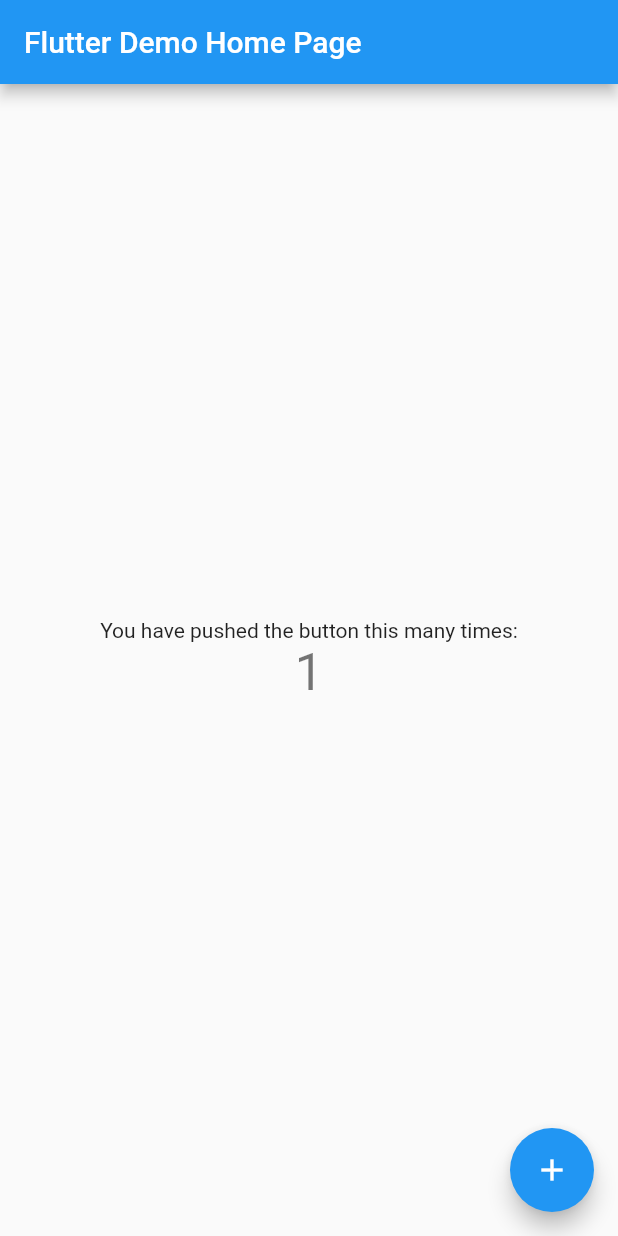
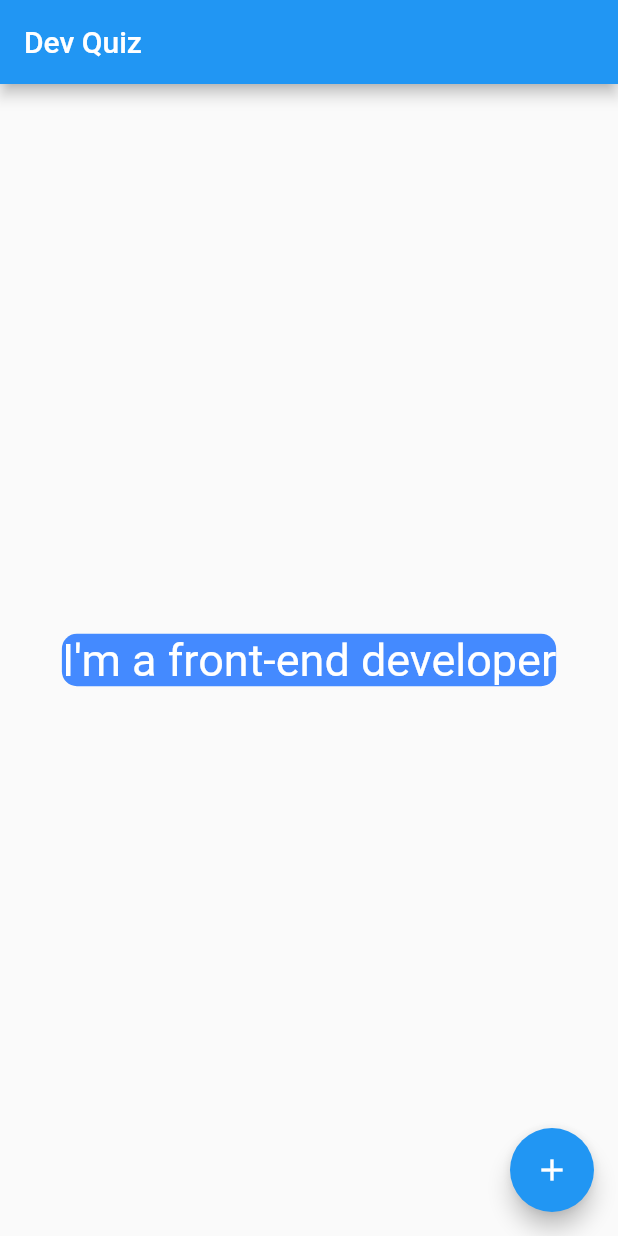
Before and after one commit to jardelgoncalves-dev/quiz-app-flutter, a Flutter app: the screen it shows after launch, after a tap on the "add" icon, on a phone screen of 412 x 824 dp. Run offline on Flutter 3.47's test engine with Material 2 defaults, Android fonts, the phone set to English and light mode, and no system bars.

Commit message:
refactor:  change structures and testing flutter feature

```diff
--- /dev/null
+++ b/lib/core/app_widget.dart
@@ -0,0 +1,29 @@
+import 'package:flutter/material.dart';
+
+class AppWidget extends StatelessWidget {
+  @override
+  Widget build(BuildContext context) {
+    return MaterialApp(
+      title: "Dev Quiz",
+      home: Scaffold(
+        appBar: AppBar(
+          title: Text("Dev Quiz"),
+        ),
+        body: Center(
+            child: Container(
+          decoration: BoxDecoration(
+              color: Colors.blueAccent,
+              borderRadius: BorderRadius.circular(10)),
+          child: Text(
+            "I'm a front-end developer",
+            style: TextStyle(color: Colors.white, fontSize: 30),
+          ),
+        )),
+        floatingActionButton: FloatingActionButton(
+          onPressed: () {},
+          child: Icon(Icons.add),
+        ),
+      ),
+    );
+  }
+}
--- a/lib/main.dart
+++ b/lib/main.dart
@@ -1,113 +1,114 @@
 import 'package:flutter/material.dart';
+import 'package:quiz_app_flutter/core/app_widget.dart';
 
 void main() {
-  runApp(MyApp());
+  runApp(AppWidget());
 }
 
-class MyApp extends StatelessWidget {
-  // This widget is the root of your application.
-  @override
-  Widget build(BuildContext context) {
-    return MaterialApp(
-      title: 'Flutter Demo',
-      theme: ThemeData(
-        // This is the theme of your application.
-        //
-        // Try running your application with "flutter run". You'll see the
-        // application has a blue toolbar. Then, without quitting the app, try
-        // changing the primarySwatch below to Colors.green and then invoke
-        // "hot reload" (press "r" in the console where you ran "flutter run",
-        // or simply save your changes to "hot reload" in a Flutter IDE).
-        // Notice that the counter didn't reset back to zero; the application
-        // is not restarted.
-        primarySwatch: Colors.blue,
-      ),
-      home: MyHomePage(title: 'Flutter Demo Home Page'),
-    );
-  }
-}
+// class MyApp extends StatelessWidget {
+//   // This widget is the root of your application.
+//   @override
+//   Widget build(BuildContext context) {
+//     return MaterialApp(
+//       title: 'Flutter Demo',
+//       theme: ThemeData(
+//         // This is the theme of your application.
+//         //
+//         // Try running your application with "flutter run". You'll see the
+//         // application has a blue toolbar. Then, without quitting the app, try
+//         // changing the primarySwatch below to Colors.green and then invoke
+//         // "hot reload" (press "r" in the console where you ran "flutter run",
+//         // or simply save your changes to "hot reload" in a Flutter IDE).
+//         // Notice that the counter didn't reset back to zero; the application
+//         // is not restarted.
+//         primarySwatch: Colors.blue,
+//       ),
+//       home: MyHomePage(title: 'Flutter Demo Home Page'),
+//     );
+//   }
+// }
 
-class MyHomePage extends StatefulWidget {
-  MyHomePage({Key key, this.title}) : super(key: key);
+// class MyHomePage extends StatefulWidget {
+//   MyHomePage({Key? key, required this.title}) : super(key: key);
 
-  // This widget is the home page of your application. It is stateful, meaning
-  // that it has a State object (defined below) that contains fields that affect
-  // how it looks.
+//   // This widget is the home page of your application. It is stateful, meaning
+//   // that it has a State object (defined below) that contains fields that affect
+//   // how it looks.
 
-  // This class is the configuration for the state. It holds the values (in this
-  // case the title) provided by the parent (in this case the App widget) and
-  // used by the build method of the State. Fields in a Widget subclass are
-  // always marked "final".
+//   // This class is the configuration for the state. It holds the values (in this
+//   // case the title) provided by the parent (in this case the App widget) and
+//   // used by the build method of the State. Fields in a Widget subclass are
+//   // always marked "final".
 
-  final String title;
+//   final String title;
 
-  @override
-  _MyHomePageState createState() => _MyHomePageState();
-}
+//   @override
+//   _MyHomePageState createState() => _MyHomePageState();
+// }
 
-class _MyHomePageState extends State<MyHomePage> {
-  int _counter = 0;
+// class _MyHomePageState extends State<MyHomePage> {
+//   int _counter = 0;
 
-  void _incrementCounter() {
-    setState(() {
-      // This call to setState tells the Flutter framework that something has
-      // changed in this State, which causes it to rerun the build method below
-      // so that the display can reflect the updated values. If we changed
-      // _counter without calling setState(), then the build method would not be
-      // called again, and so nothing would appear to happen.
-      _counter++;
-    });
-  }
+//   void _incrementCounter() {
+//     setState(() {
+//       // This call to setState tells the Flutter framework that something has
+//       // changed in this State, which causes it to rerun the build method below
+//       // so that the display can reflect the updated values. If we changed
+//       // _counter without calling setState(), then the build method would not be
+//       // called again, and so nothing would appear to happen.
+//       _counter++;
+//     });
+//   }
 
-  @override
-  Widget build(BuildContext context) {
-    // This method is rerun every time setState is called, for instance as done
-    // by the _incrementCounter method above.
-    //
-    // The Flutter framework has been optimized to make rerunning build methods
-    // fast, so that you can just rebuild anything that needs updating rather
-    // than having to individually change instances of widgets.
-    return Scaffold(
-      appBar: AppBar(
-        // Here we take the value from the MyHomePage object that was created by
-        // the App.build method, and use it to set our appbar title.
-        title: Text(widget.title),
-      ),
-      body: Center(
-        // Center is a layout widget. It takes a single child and positions it
-        // in the middle of the parent.
-        child: Column(
-          // Column is also a layout widget. It takes a list of children and
-          // arranges them vertically. By default, it sizes itself to fit its
-          // children horizontally, and tries to be as tall as its parent.
-          //
-          // Invoke "debug painting" (press "p" in the console, choose the
-          // "Toggle Debug Paint" action from the Flutter Inspector in Android
-          // Studio, or the "Toggle Debug Paint" command in Visual Studio Code)
-          // to see the wireframe for each widget.
-          //
-          // Column has various properties to control how it sizes itself and
-          // how it positions its children. Here we use mainAxisAlignment to
-          // center the children vertically; the main axis here is the vertical
-          // axis because Columns are vertical (the cross axis would be
-          // horizontal).
-          mainAxisAlignment: MainAxisAlignment.center,
-          children: <Widget>[
-            Text(
-              'You have pushed the button this many times:',
-            ),
-            Text(
-              '$_counter',
-              style: Theme.of(context).textTheme.headline4,
-            ),
-          ],
-        ),
-      ),
-      floatingActionButton: FloatingActionButton(
-        onPressed: _incrementCounter,
-        tooltip: 'Increment',
-        child: Icon(Icons.add),
-      ), // This trailing comma makes auto-formatting nicer for build methods.
-    );
-  }
-}
+//   @override
+//   Widget build(BuildContext context) {
+//     // This method is rerun every time setState is called, for instance as done
+//     // by the _incrementCounter method above.
+//     //
+//     // The Flutter framework has been optimized to make rerunning build methods
+//     // fast, so that you can just rebuild anything that needs updating rather
+//     // than having to individually change instances of widgets.
+//     return Scaffold(
+//       appBar: AppBar(
+//         // Here we take the value from the MyHomePage object that was created by
+//         // the App.build method, and use it to set our appbar title.
+//         title: Text(widget.title),
+//       ),
+//       body: Center(
+//         // Center is a layout widget. It takes a single child and positions it
+//         // in the middle of the parent.
+//         child: Column(
+//           // Column is also a layout widget. It takes a list of children and
+//           // arranges them vertically. By default, it sizes itself to fit its
+//           // children horizontally, and tries to be as tall as its parent.
+//           //
+//           // Invoke "debug painting" (press "p" in the console, choose the
+//           // "Toggle Debug Paint" action from the Flutter Inspector in Android
+//           // Studio, or the "Toggle Debug Paint" command in Visual Studio Code)
+//           // to see the wireframe for each widget.
+//           //
+//           // Column has various properties to control how it sizes itself and
+//           // how it positions its children. Here we use mainAxisAlignment to
+//           // center the children vertically; the main axis here is the vertical
+//           // axis because Columns are vertical (the cross axis would be
+//           // horizontal).
+//           mainAxisAlignment: MainAxisAlignment.center,
+//           children: <Widget>[
+//             Text(
+//               'You have pushed the button this many times:',
+//             ),
+//             Text(
+//               '$_counter',
+//               style: Theme.of(context).textTheme.headline4,
+//             ),
+//           ],
+//         ),
+//       ),
+//       floatingActionButton: FloatingActionButton(
+//         onPressed: _incrementCounter,
+//         tooltip: 'Increment',
+//         child: Icon(Icons.add),
+//       ), // This trailing comma makes auto-formatting nicer for build methods.
+//     );
+//   }
+// }
```
